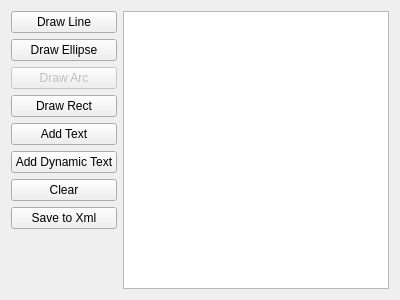
First picture: the form in unreal/trunk/qrgui/mainwindow/shapeEdit/shapeEdit.ui, repository qreal/qreal, before the edit.
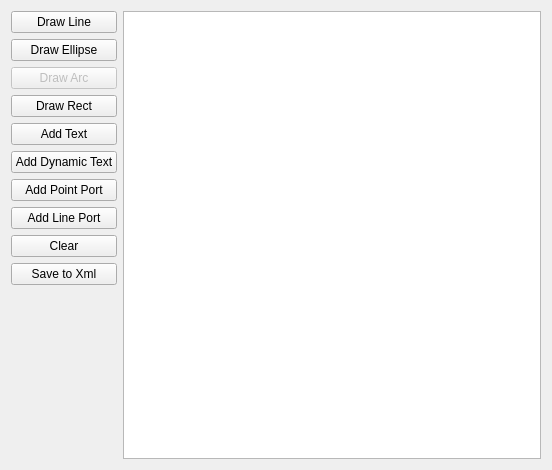
Second picture: the form after the edit.

Commit message: add ports for shape editor

```diff
--- a/unreal/trunk/qrgui/mainwindow/shapeEdit/shapeEdit.ui
+++ b/unreal/trunk/qrgui/mainwindow/shapeEdit/shapeEdit.ui
@@ -6,8 +6,8 @@
    <rect>
     <x>0</x>
     <y>0</y>
-    <width>400</width>
-    <height>300</height>
+    <width>552</width>
+    <height>470</height>
    </rect>
   </property>
   <property name="windowTitle">
@@ -21,7 +21,7 @@
      </property>
     </widget>
    </item>
-   <item row="0" column="1" rowspan="9">
+   <item row="0" column="1" rowspan="12">
     <widget class="QGraphicsView" name="graphicsView"/>
    </item>
    <item row="1" column="0">
@@ -63,13 +63,27 @@
     </widget>
    </item>
    <item row="6" column="0">
+    <widget class="QPushButton" name="addPointPortButton">
+     <property name="text">
+      <string>Add Point Port</string>
+     </property>
+    </widget>
+   </item>
+   <item row="7" column="0">
+    <widget class="QPushButton" name="addLinePortButton">
+     <property name="text">
+      <string>Add Line Port</string>
+     </property>
+    </widget>
+   </item>
+   <item row="8" column="0">
     <widget class="QPushButton" name="clearButton">
      <property name="text">
       <string>Clear</string>
      </property>
     </widget>
    </item>
-   <item row="7" column="0">
+   <item row="9" column="0">
     <widget class="QPushButton" name="saveButton">
      <property name="text">
       <string>Save to Xml</string>
```
The commit also changes 10 other files.
